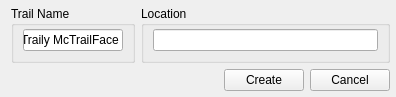
Qt form AddTrail.ui (dirttraxx/TrailCounterDB) before a commit.
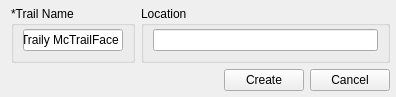
The same form after that commit.

```diff
--- a/AddTrail.ui
+++ b/AddTrail.ui
@@ -37,7 +37,7 @@
      <item>
       <widget class="QGroupBox" name="groupBox">
        <property name="title">
-        <string>Trail Name</string>
+        <string>*Trail Name</string>
        </property>
        <layout class="QGridLayout" name="gridLayout_2">
         <property name="leftMargin">
```
Left out of the diff: 5 changed lines with no effect on the pictures.
